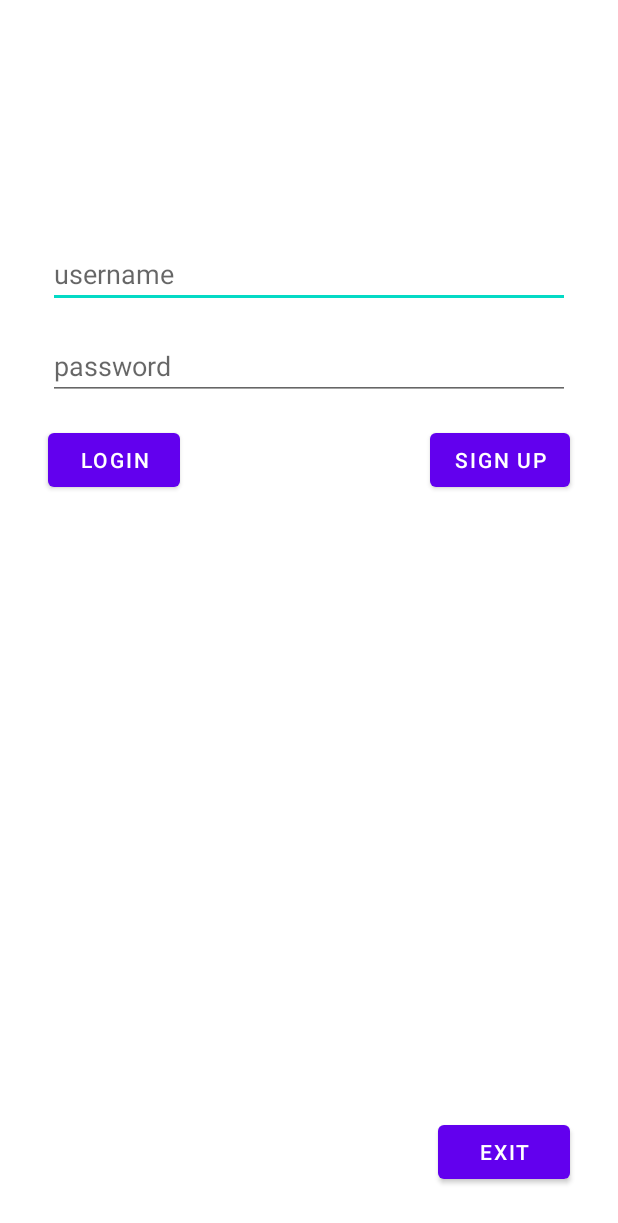
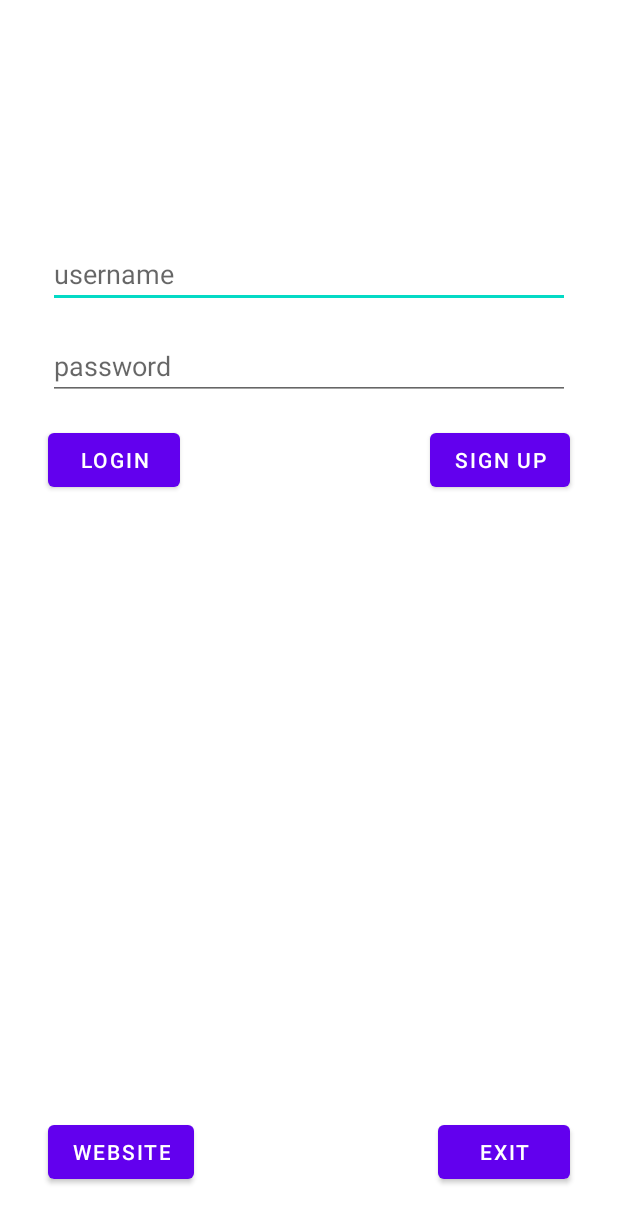
Before and after one commit to Mamokolo/NewStuff, an Android app: the layout fragment_login.xml on its own in the app's theme, with its tools: preview values and no code run, on a phone screen of 412 x 824 dp. Shown: the top 1223 px of the screen. Run offline under Robolectric (Android 15) with nearby library versions, the phone set to English and light mode, and no system bars.

Commit message:
Add https request with okhttp on LoginFragment.java, for website connection ( maybe someday...

```diff
--- a/app/build.gradle
+++ b/app/build.gradle
@@ -42,4 +42,5 @@ dependencies {
     implementation 'com.squareup.okhttp3:okhttp:4.7.2'
     implementation 'com.squareup.okhttp3:okhttp-urlconnection:4.7.2'
     implementation 'com.squareup.okhttp3:logging-interceptor:4.7.2'
+    implementation 'com.squareup.okio:okio:1.13.0'
 }
--- a/app/src/main/res/layout/fragment_login.xml
+++ b/app/src/main/res/layout/fragment_login.xml
@@ -65,4 +65,14 @@
         android:text="@string/textExit"
         app:layout_constraintBottom_toBottomOf="parent"
         app:layout_constraintEnd_toEndOf="parent" />
+
+    <Button
+        android:id="@+id/buttonWebsite"
+        android:layout_width="wrap_content"
+        android:layout_height="wrap_content"
+        android:layout_marginStart="32dp"
+        android:layout_marginBottom="32dp"
+        android:text="@string/textWebsite"
+        app:layout_constraintBottom_toBottomOf="parent"
+        app:layout_constraintStart_toStartOf="parent" />
 </androidx.constraintlayout.widget.ConstraintLayout>
--- a/app/src/main/res/values/strings.xml
+++ b/app/src/main/res/values/strings.xml
@@ -52,4 +52,6 @@
     <string name="textHowLong">YOUR TIME</string>
     <string name="textHowManyScoreYouGot">YOUR SCORE</string>
     <string name="textLeaveGame">Are you sure you want to quit the game?</string>
+    <string name="textWebsite">Website</string>
+    <string name="textSuccess">SUCCESS</string>
 </resources>
```
Also changed, not shown: app/src/main/java/com/example/newstuff/Controller/LoginFragment.java (+95 -1 lines).
